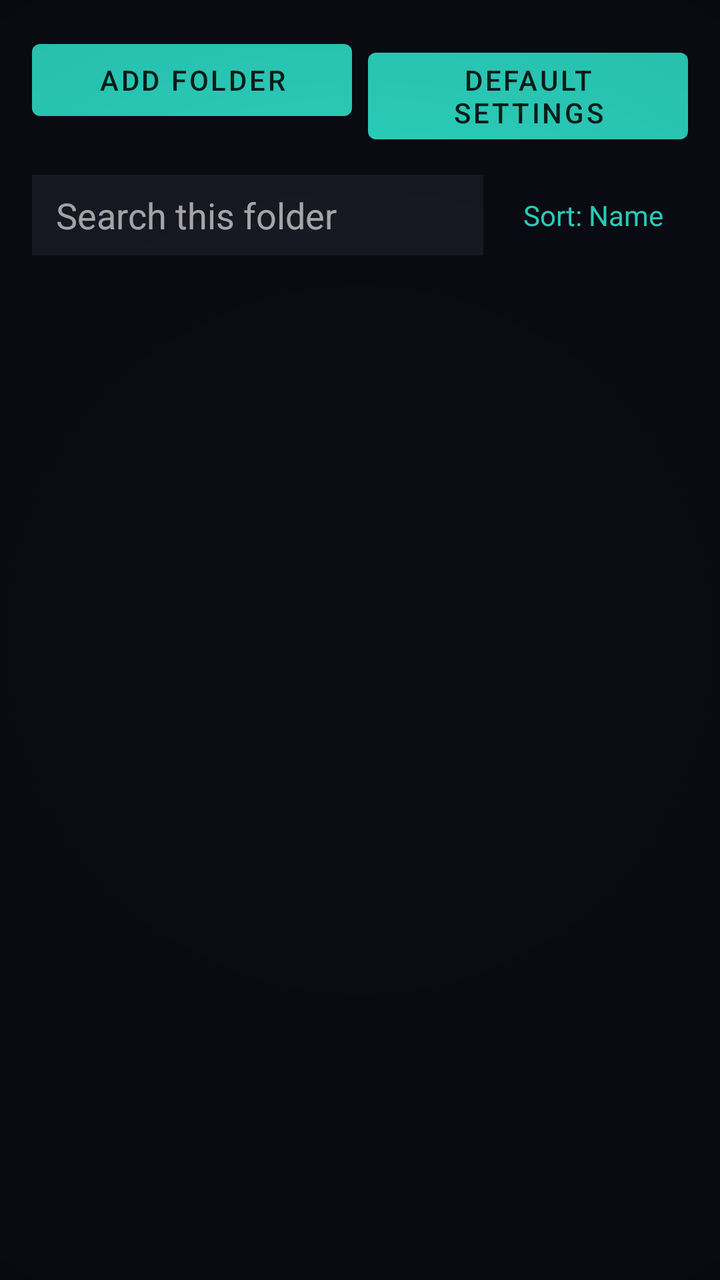
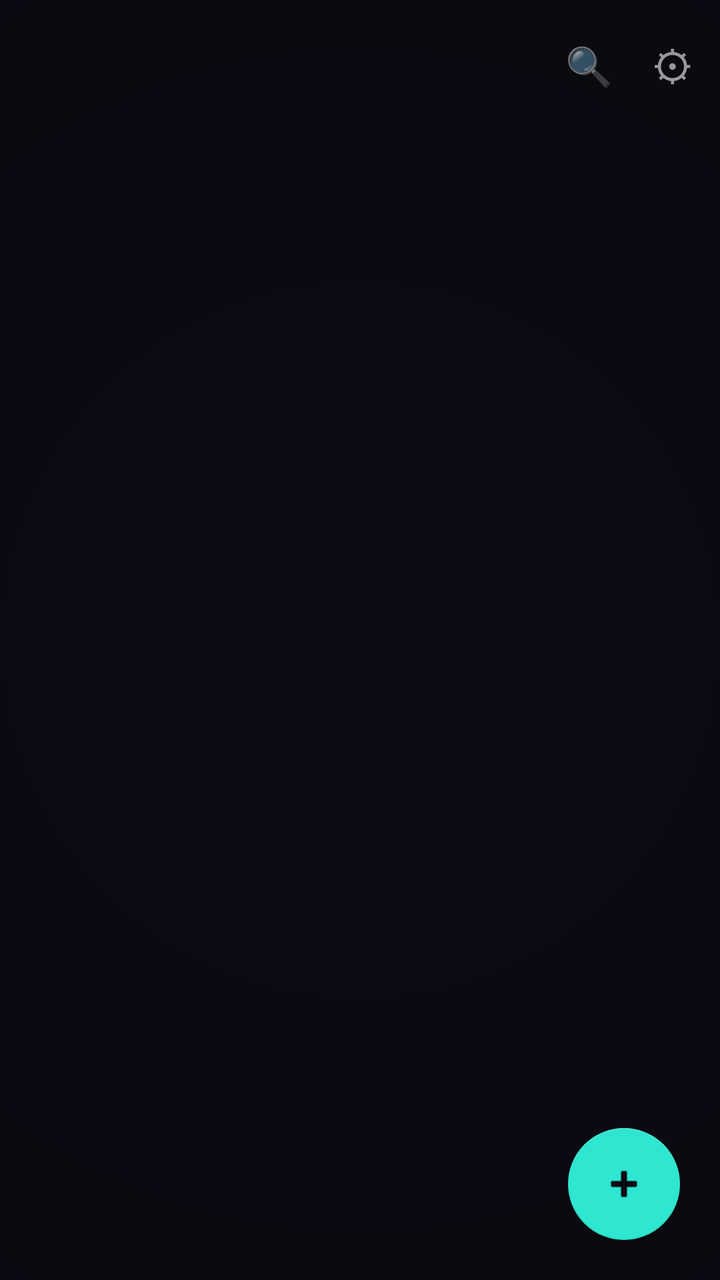

Screens rendered from an Android XML layout before and after an edit, with the pre-edit source and the edit as a unified diff.
<!-- AndroidManifest.xml: application theme Theme.RetroTube -->
<!-- res/layout/activity_library.xml -->
<?xml version="1.0" encoding="utf-8"?>
<FrameLayout xmlns:android="http://schemas.android.com/apk/res/android"
    android:layout_width="match_parent"
    android:layout_height="match_parent">

    <LinearLayout
        android:layout_width="match_parent"
        android:layout_height="match_parent"
        android:orientation="vertical">

        <LinearLayout
            android:layout_width="match_parent"
            android:layout_height="wrap_content"
            android:orientation="horizontal"
            android:padding="16dp">

            <Button
                android:id="@+id/addFolderButton"
                android:layout_width="0dp"
                android:layout_height="wrap_content"
                android:layout_weight="1"
                android:layout_marginEnd="8dp"
                android:text="@string/add_folder" />

            <Button
                android:id="@+id/settingsButton"
                android:layout_width="0dp"
                android:layout_height="wrap_content"
                android:layout_weight="1"
                android:text="@string/global_settings" />

        </LinearLayout>

        <LinearLayout
            android:id="@+id/breadcrumbRow"
            android:layout_width="match_parent"
            android:layout_height="wrap_content"
            android:orientation="horizontal"
            android:gravity="center_vertical"
            android:paddingHorizontal="16dp"
            android:paddingBottom="8dp"
            android:visibility="gone">

            <Button
                android:id="@+id/backButton"
                android:layout_width="wrap_content"
                android:layout_height="wrap_content"
                android:text="@string/back" />

            <TextView
                android:id="@+id/breadcrumbText"
                android:layout_width="0dp"
                android:layout_height="wrap_content"
                android:layout_weight="1"
                android:layout_marginStart="8dp"
                android:textSize="14sp"
                android:maxLines="1"
                android:ellipsize="start" />

        </LinearLayout>

        <LinearLayout
            android:layout_width="match_parent"
            android:layout_height="wrap_content"
            android:orientation="horizontal"
            android:gravity="center_vertical"
            android:paddingHorizontal="16dp"
            android:paddingBottom="8dp">

            <EditText
                android:id="@+id/searchField"
                android:layout_width="0dp"
                android:layout_height="wrap_content"
                android:layout_weight="1"
                android:layout_marginEnd="8dp"
                android:hint="@string/search_hint"
                android:inputType="text"
                android:maxLines="1"
                android:imeOptions="actionSearch"
                android:background="@color/retro_surface"
                android:paddingHorizontal="12dp"
                android:paddingVertical="8dp" />

            <TextView
                android:id="@+id/sortButton"
                android:layout_width="wrap_content"
                android:layout_height="wrap_content"
                android:text="@string/sort_name"
                android:textColor="@color/retro_teal"
                android:paddingHorizontal="12dp"
                android:paddingVertical="8dp"
                android:background="?attr/selectableItemBackground" />

        </LinearLayout>

        <LinearLayout
            android:id="@+id/continueWatchingSection"
            android:layout_width="match_parent"
            android:layout_height="wrap_content"
            android:orientation="vertical"
            android:paddingTop="4dp"
            android:paddingBottom="12dp"
            android:visibility="gone">

            <TextView
                android:layout_width="wrap_content"
                android:layout_height="wrap_content"
                android:layout_marginStart="16dp"
                android:layout_marginBottom="8dp"
                android:text="@string/continue_watching"
                android:textColor="@color/retro_teal"
                android:textStyle="bold"
                android:textSize="14sp" />

            <androidx.recyclerview.widget.RecyclerView
                android:id="@+id/continueWatchingList"
                android:layout_width="match_parent"
                android:layout_height="wrap_content"
                android:orientation="horizontal"
                android:clipToPadding="false"
                android:paddingStart="16dp"
                android:paddingEnd="6dp" />

        </LinearLayout>

        <TextView
            android:id="@+id/emptyLibraryText"
            android:layout_width="match_parent"
            android:layout_height="wrap_content"
            android:gravity="center"
            android:padding="32dp"
            android:text="@string/library_empty"
            android:visibility="gone" />

        <androidx.recyclerview.widget.RecyclerView
            android:id="@+id/libraryList"
            android:layout_width="match_parent"
            android:layout_height="0dp"
            android:layout_weight="1"
            android:clipToPadding="false"
            android:paddingBottom="16dp" />

    </LinearLayout>

    <View
        android:layout_width="match_parent"
        android:layout_height="match_parent"
        android:background="@drawable/chrome_vignette"
        android:clickable="false"
        android:focusable="false"
        android:importantForAccessibility="no" />

</FrameLayout>
<!-- resources referenced by this layout -->
<resources>
  <color name="retro_surface">#1A1A26</color>
  <color name="retro_teal">#2FE6D0</color>
  <!-- drawable chrome_vignette (drawable) -->
  <?xml version="1.0" encoding="utf-8"?>
  <shape xmlns:android="http://schemas.android.com/apk/res/android">
      <gradient
          android:type="radial"
          android:gradientRadius="480dp"
          android:centerX="0.5"
          android:centerY="0.5"
          android:startColor="#00000000"
          android:endColor="#3D000000" />
  </shape>
  <string name="add_folder">Add Folder</string>
  <string name="back">Back</string>
  <string name="continue_watching">Continue Watching</string>
  <string name="global_settings">Default Settings</string>
  <string name="library_empty">No videos yet. Tap \"Add Folder\" to point RetroTube at a folder of videos.</string>
  <string name="search_hint">Search this folder</string>
  <string name="sort_name">Sort: Name</string>
  <style name="Theme.RetroTube" parent="Theme.MaterialComponents.NoActionBar">
          <item name="colorPrimary">@color/retro_teal</item>
          <item name="colorPrimaryDark">@color/retro_background</item>
          <item name="colorOnPrimary">@color/retro_teal_on</item>
          <item name="colorSecondary">@color/retro_magenta</item>
          <item name="colorOnSecondary">@color/retro_magenta_on</item>
          <item name="colorSurface">@color/retro_surface</item>
          <item name="colorOnSurface">@color/retro_text_primary</item>
          <item name="colorOnBackground">@color/retro_text_primary</item>
          <item name="android:windowBackground">@color/retro_background</item>
          <item name="android:textColorPrimary">@color/retro_text_primary</item>
          <item name="android:textColorSecondary">@color/retro_text_muted</item>
          <item name="radioButtonStyle">@style/Widget.RetroTube.RadioButton</item>
          <item name="switchStyle">@style/Widget.RetroTube.Switch</item>
      </style>
  <color name="retro_background">#0B0B14</color>
  <color name="retro_teal_on">#05201C</color>
  <color name="retro_magenta">#FF2E88</color>
  <color name="retro_magenta_on">#2B0716</color>
  <color name="retro_text_primary">#F2F2F5</color>
  <color name="retro_text_muted">#9098A6</color>
  <style name="Widget.RetroTube.RadioButton" parent="Widget.MaterialComponents.CompoundButton.RadioButton">
          <item name="android:minHeight">56dp</item>
          <item name="android:paddingVertical">10dp</item>
          <item name="android:paddingStart">4dp</item>
          <item name="android:gravity">center_vertical</item>
      </style>
  <style name="Widget.RetroTube.Switch" parent="Widget.MaterialComponents.CompoundButton.Switch">
          <item name="android:minHeight">56dp</item>
          <item name="android:paddingVertical">10dp</item>
          <item name="android:paddingStart">4dp</item>
          <item name="android:gravity">center_vertical</item>
      </style>
</resources>

<!-- the commit's change to res/layout/activity_library.xml (unified diff, before → after) -->
@@ -1,5 +1,6 @@
 <?xml version="1.0" encoding="utf-8"?>
 <FrameLayout xmlns:android="http://schemas.android.com/apk/res/android"
+    xmlns:app="http://schemas.android.com/apk/res-auto"
     android:layout_width="match_parent"
     android:layout_height="match_parent">
 
@@ -12,27 +13,69 @@
             android:layout_width="match_parent"
             android:layout_height="wrap_content"
             android:orientation="horizontal"
-            android:padding="16dp">
+            android:gravity="center_vertical"
+            android:paddingStart="16dp"
+            android:paddingEnd="4dp"
+            android:paddingVertical="8dp">
 
-            <Button
-                android:id="@+id/addFolderButton"
+            <LinearLayout
+                android:id="@+id/breadcrumbRow"
+                android:layout_width="wrap_content"
+                android:layout_height="wrap_content"
+                android:orientation="horizontal"
+                android:gravity="center_vertical"
+                android:visibility="gone">
+
+                <TextView
+                    android:id="@+id/backButton"
+                    android:layout_width="wrap_content"
+                    android:layout_height="wrap_content"
+                    android:text="←"
+                    android:textSize="20sp"
+                    android:textColor="@color/retro_teal"
+                    android:padding="8dp"
+                    android:background="?attr/selectableItemBackgroundBorderless" />
+
+                <TextView
+                    android:id="@+id/breadcrumbText"
+                    android:layout_width="wrap_content"
+                    android:layout_height="wrap_content"
+                    android:layout_marginStart="4dp"
+                    android:textSize="14sp"
+                    android:maxLines="1"
+                    android:ellipsize="start" />
+
+            </LinearLayout>
+
+            <View
                 android:layout_width="0dp"
+                android:layout_height="0dp"
+                android:layout_weight="1" />
+
+            <TextView
+                android:id="@+id/searchToggleButton"
+                android:layout_width="wrap_content"
                 android:layout_height="wrap_content"
-                android:layout_weight="1"
-                android:layout_marginEnd="8dp"
-                android:text="@string/add_folder" />
+                android:text="🔍"
+                android:textSize="19sp"
+                android:padding="10dp"
+                android:contentDescription="@string/search_hint"
+                android:background="?attr/selectableItemBackgroundBorderless" />
 
-            <Button
+            <TextView
                 android:id="@+id/settingsButton"
-                android:layout_width="0dp"
+                android:layout_width="wrap_content"
                 android:layout_height="wrap_content"
-                android:layout_weight="1"
-                android:text="@string/global_settings" />
+                android:text="⚙"
+                android:textSize="21sp"
+                android:padding="10dp"
+                android:contentDescription="@string/global_settings"
+                android:background="?attr/selectableItemBackgroundBorderless" />
 
         </LinearLayout>
 
         <LinearLayout
-            android:id="@+id/breadcrumbRow"
+            android:id="@+id/searchRow"
             android:layout_width="match_parent"
             android:layout_height="wrap_content"
             android:orientation="horizontal"
@@ -40,32 +83,6 @@
             android:paddingHorizontal="16dp"
             android:paddingBottom="8dp"
             android:visibility="gone">
-
-            <Button
-                android:id="@+id/backButton"
-                android:layout_width="wrap_content"
-                android:layout_height="wrap_content"
-                android:text="@string/back" />
-
-            <TextView
-                android:id="@+id/breadcrumbText"
-                android:layout_width="0dp"
-                android:layout_height="wrap_content"
-                android:layout_weight="1"
-                android:layout_marginStart="8dp"
-                android:textSize="14sp"
-                android:maxLines="1"
-                android:ellipsize="start" />
-
-        </LinearLayout>
-
-        <LinearLayout
-            android:layout_width="match_parent"
-            android:layout_height="wrap_content"
-            android:orientation="horizontal"
-            android:gravity="center_vertical"
-            android:paddingHorizontal="16dp"
-            android:paddingBottom="8dp">
 
             <EditText
                 android:id="@+id/searchField"
@@ -138,7 +155,7 @@
             android:layout_height="0dp"
             android:layout_weight="1"
             android:clipToPadding="false"
-            android:paddingBottom="16dp" />
+            android:paddingBottom="88dp" />
 
     </LinearLayout>
 
@@ -150,4 +167,16 @@
         android:focusable="false"
         android:importantForAccessibility="no" />
 
+    <com.google.android.material.floatingactionbutton.FloatingActionButton
+        android:id="@+id/addFolderButton"
+        android:layout_width="wrap_content"
+        android:layout_height="wrap_content"
+        android:layout_gravity="bottom|end"
+        android:layout_margin="20dp"
+        android:contentDescription="@string/add_folder"
+        android:src="@android:drawable/ic_input_add"
+        app:backgroundTint="@color/retro_teal"
+        app:tint="@color/retro_background"
+        app:elevation="6dp" />
+
 </FrameLayout>
<!-- resource entries referenced after the edit -->
@@ -14,7 +14,6 @@
           android:endColor="#3D000000" />
   </shape>
   <string name="add_folder">Add Folder</string>
-  <string name="back">Back</string>
   <string name="continue_watching">Continue Watching</string>
   <string name="global_settings">Default Settings</string>
   <string name="library_empty">No videos yet. Tap \"Add Folder\" to point RetroTube at a folder of videos.</string>
